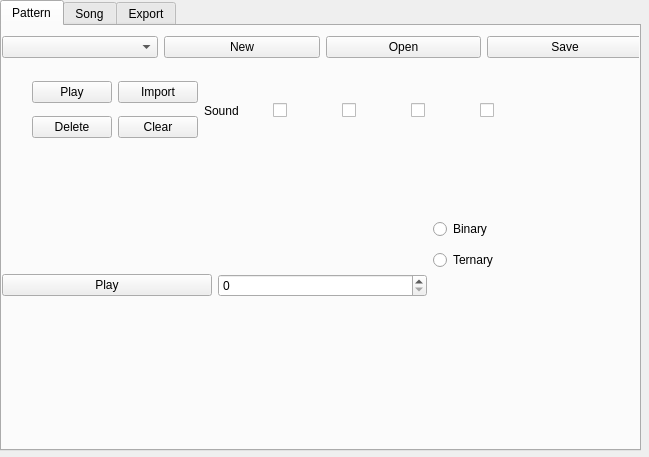
Above: ui/barwindow.ui from BdxMimo/project-bar before the change. Below: the same form after it.
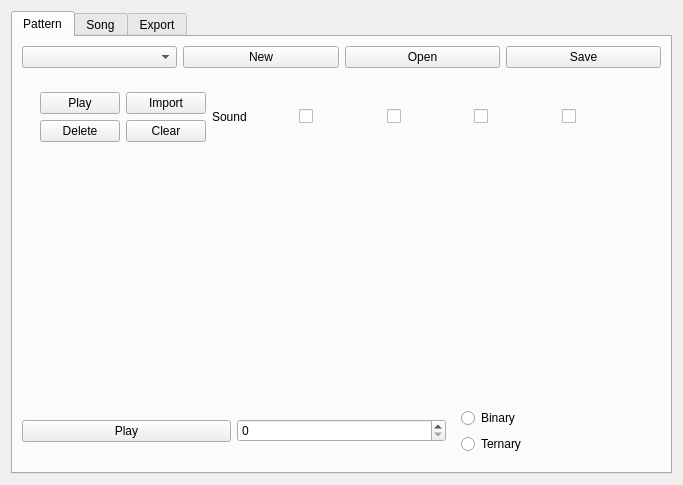
That is the form after the change.

Commit message: Layout and widget alignement improved

Patch:
```diff
--- a/ui/barwindow.ui
+++ b/ui/barwindow.ui
@@ -6,21 +6,24 @@
    <rect>
     <x>0</x>
     <y>0</y>
-    <width>649</width>
-    <height>457</height>
+    <width>671</width>
+    <height>485</height>
    </rect>
   </property>
+  <property name="sizePolicy">
+   <sizepolicy hsizetype="MinimumExpanding" vsizetype="MinimumExpanding">
+    <horstretch>0</horstretch>
+    <verstretch>0</verstretch>
+   </sizepolicy>
+  </property>
   <property name="windowTitle">
    <string>Form</string>
   </property>
+  <layout class="QGridLayout" name="gridLayout_2">
+   <item row="0" column="0">
   <widget class="QTabWidget" name="tabGeneral">
-   <property name="geometry">
-    <rect>
-     <x>0</x>
-     <y>0</y>
-     <width>641</width>
-     <height>451</height>
-    </rect>
+     <property name="autoFillBackground">
+      <bool>false</bool>
    </property>
    <property name="tabPosition">
     <enum>QTabWidget::North</enum>
@@ -32,15 +35,8 @@
     <attribute name="title">
      <string>Pattern</string>
     </attribute>
-    <widget class="QWidget" name="layoutWidget">
-     <property name="geometry">
-      <rect>
-       <x>0</x>
-       <y>10</y>
-       <width>641</width>
-       <height>321</height>
-      </rect>
-     </property>
+      <layout class="QVBoxLayout" name="verticalLayout_3">
+       <item>
      <layout class="QVBoxLayout" name="verticalLayout_2">
       <item>
        <layout class="QHBoxLayout" name="layoutUpperBar">
@@ -78,24 +74,11 @@
           <height>99</height>
          </size>
         </property>
+           <layout class="QGridLayout" name="gridLayout_3">
+            <item row="0" column="0">
         <widget class="QWidget" name="widget_3" native="true">
-         <property name="geometry">
-          <rect>
-           <x>10</x>
-           <y>10</y>
-           <width>531</width>
-           <height>71</height>
-          </rect>
-         </property>
-         <widget class="QWidget" name="">
-          <property name="geometry">
-           <rect>
-            <x>20</x>
-            <y>0</y>
-            <width>511</width>
-            <height>73</height>
-           </rect>
-          </property>
+              <layout class="QHBoxLayout" name="horizontalLayout_3">
+               <item>
           <layout class="QHBoxLayout" name="horizontalLayout_2">
            <item>
             <layout class="QGridLayout" name="gridLayout">
@@ -165,8 +148,24 @@
             </widget>
            </item>
           </layout>
-         </widget>
-        </widget>
+               </item>
+              </layout>
+             </widget>
+            </item>
+            <item row="1" column="0">
+             <spacer name="verticalSpacer">
+              <property name="orientation">
+               <enum>Qt::Vertical</enum>
+              </property>
+              <property name="sizeHint" stdset="0">
+               <size>
+                <width>20</width>
+                <height>40</height>
+               </size>
+              </property>
+             </spacer>
+            </item>
+           </layout>
        </widget>
       </item>
       <item>
@@ -183,15 +182,8 @@
         </item>
         <item>
          <widget class="QWidget" name="widget" native="true">
-          <widget class="QWidget" name="verticalLayoutWidget">
-           <property name="geometry">
-            <rect>
-             <x>0</x>
-             <y>0</y>
-             <width>101</width>
-             <height>61</height>
-            </rect>
-           </property>
+             <layout class="QHBoxLayout" name="horizontalLayout_4">
+              <item>
            <layout class="QVBoxLayout" name="verticalLayout">
             <item>
              <widget class="QRadioButton" name="radiobuttonBinary">
@@ -208,13 +200,15 @@
              </widget>
             </item>
            </layout>
-          </widget>
-         </widget>
+              </item>
+             </layout>
+            </widget>
         </item>
        </layout>
       </item>
      </layout>
-    </widget>
+       </item>
+      </layout>
    </widget>
    <widget class="QWidget" name="tabSong">
     <attribute name="title">
@@ -227,6 +221,8 @@
     </attribute>
    </widget>
   </widget>
+   </item>
+  </layout>
  </widget>
  <resources/>
  <connections/>
```
Lines whose indentation alone changed are shown as unchanged.
